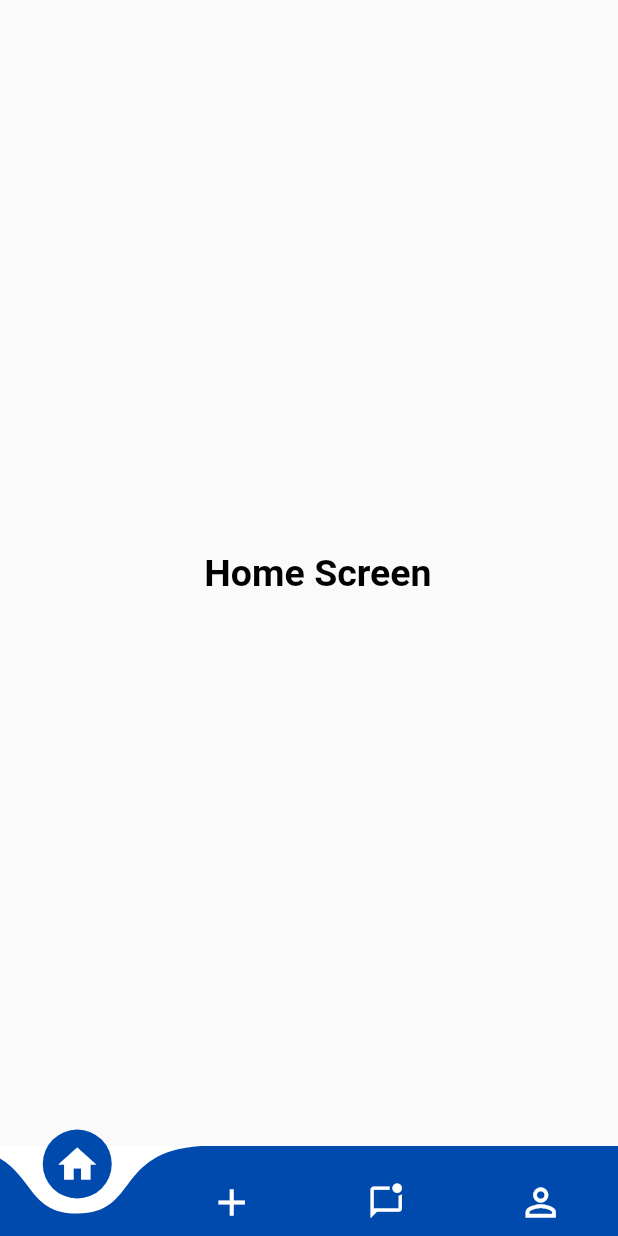
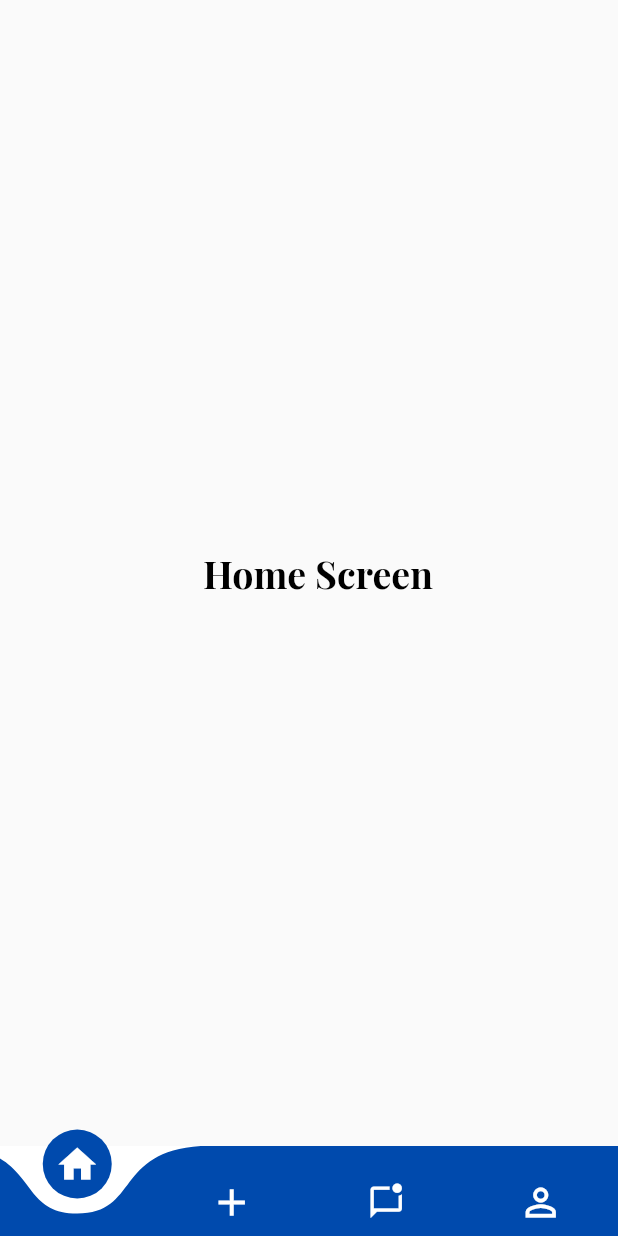
Before and after one commit to shahrukhktk/gam-flutter-mobile-app, a Flutter app: the screen it shows after launch, after a tap on "S'identifier", on a phone screen of 412 x 824 dp. Run offline on Flutter 3.47's test engine with Material 2 defaults, Android fonts, the phone set to English and light mode, and no system bars; drawn by our look-alikes of curved_navigation_bar; our stand-ins replace font_awesome_flutter; Roboto replaces fonts that are missing (Poppins); project files that could hold a hidden picture were left out.

Commit message:
init 1. sign up done 2. login done 3. congrats done 4. reset password done 5. profile done 6. edit profile done 7. add vehicle --------------------------- 2nd order screens 1. home screen 2. chatlist screen done 3. conversation screen done

```diff
--- a/lib/All_Screens/main_screens/addvehicle.dart
+++ b/lib/All_Screens/main_screens/addvehicle.dart
@@ -32,7 +32,7 @@ class _AddNewVehicleState extends State<AddNewVehicle> {
                     Padding(
                       padding: const EdgeInsets.only(left: 12.0),
                       child: Text(Strings_Text.addvehicle, style: TextStyle(
-                          fontSize: 20, fontWeight: FontWeight.bold, color: Colors.black
+                          fontSize: 20, fontWeight: FontWeight.bold, color: Colors.black, fontFamily: "Playfair_Display"
                       ),
                         textAlign: TextAlign.end,),
                     ),
@@ -132,7 +132,7 @@ class _AddNewVehicleState extends State<AddNewVehicle> {
                         color: AppColors.themecolor,
                         child: Center(
                           child: Text(Strings_Text.addvehicle, style: TextStyle(
-                              color: Colors.white, fontSize: 16.0
+                              color: Colors.white, fontSize: 16.0, fontFamily: "Playfair_Display"
                           ),),
                         ),
                       ),
--- a/lib/All_Screens/main_screens/home_screen.dart
+++ b/lib/All_Screens/main_screens/home_screen.dart
@@ -23,7 +23,7 @@ class _HomeScreenState extends State<HomeScreen> {
                 child: Padding(
                   padding: const EdgeInsets.only(left: 12.0),
                   child: Text('Home Screen', style: TextStyle(
-                      fontSize: 25, fontWeight: FontWeight.bold, color: Colors.black
+                      fontSize: 25, fontWeight: FontWeight.bold, color: Colors.black, fontFamily: "Playfair_Display"
                   ),
                     textAlign: TextAlign.end,),
                 ),
```
